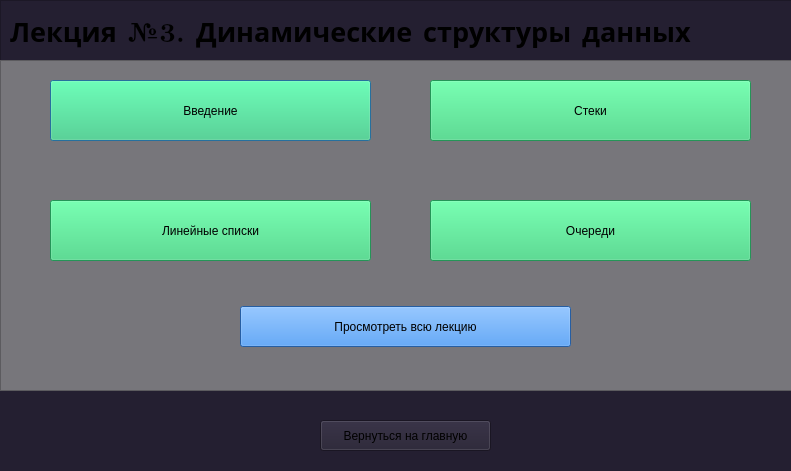
First picture: the form in kursovaya/test3.ui, repository Mixassss/kursovaya_nstu, before the edit.
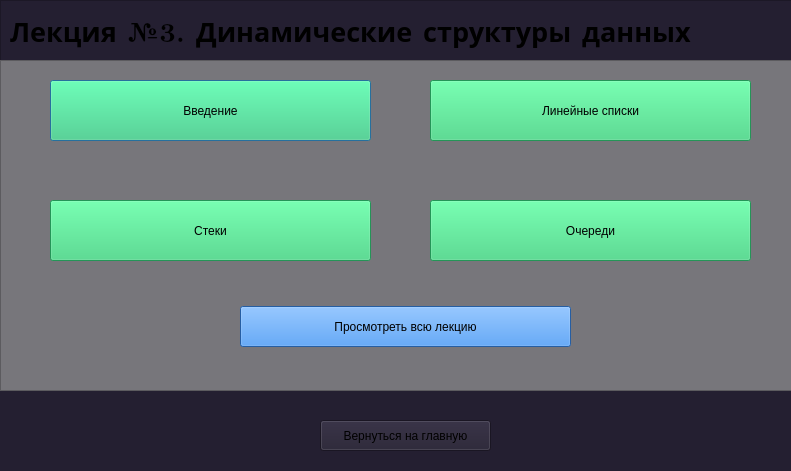
Second picture: the form after the edit.

Patch:
```diff
--- a/kursovaya/test3.ui
+++ b/kursovaya/test3.ui
@@ -83,7 +83,7 @@
 color: rgb(0, 0, 0);</string>
      </property>
      <property name="text">
-      <string>Линейные списки</string>
+      <string>Стеки</string>
      </property>
     </widget>
     <widget class="QPushButton" name="pushButton_4">
@@ -116,7 +116,7 @@
 color: rgb(0, 0, 0);</string>
      </property>
      <property name="text">
-      <string>Стеки</string>
+      <string>Линейные списки</string>
      </property>
     </widget>
     <widget class="QPushButton" name="pushButton_3">
```
Left out of the diff: 11 changed lines with no effect on the pictures.
